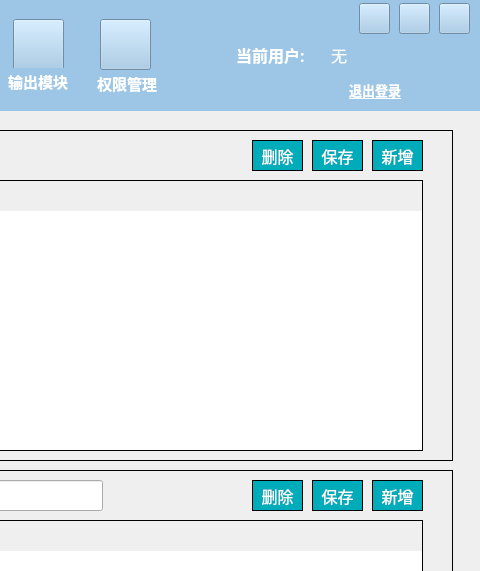
This is NoiseCalSoft/widget.ui in haobana/NoiCal as Qt 5 draws it before an edit; both pictures show x 911 to 1391 and y 0 to 571 of the 1391 by 801 pixel window. The edited form follows.
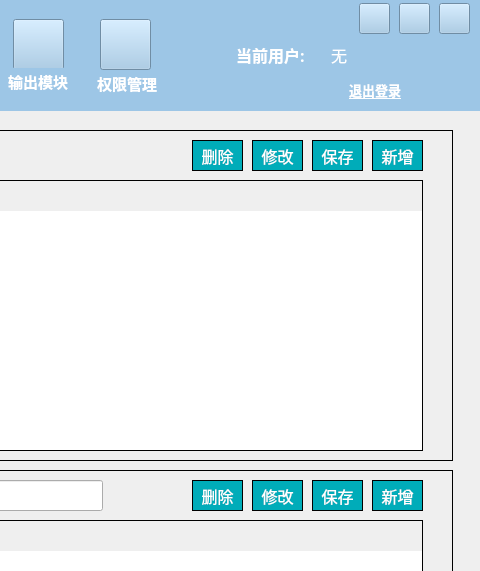
This is the edited form. Icons and pictures are not drawn.

Patch:
```diff
--- a/NoiseCalSoft/widget.ui
+++ b/NoiseCalSoft/widget.ui
@@ -1652,7 +1652,7 @@
      <widget class="QPushButton" name="pushButton_noi_limit_del">
       <property name="geometry">
        <rect>
-        <x>450</x>
+        <x>390</x>
         <y>10</y>
         <width>51</width>
         <height>31</height>
@@ -1754,6 +1754,41 @@
        <string>保存</string>
       </property>
      </widget>
+     <widget class="QPushButton" name="pushButton_noi_limit_revise">
+      <property name="geometry">
+       <rect>
+        <x>450</x>
+        <y>10</y>
+        <width>51</width>
+        <height>31</height>
+       </rect>
+      </property>
+      <property name="font">
+       <font>
+        <family>黑体</family>
+        <pointsize>12</pointsize>
+       </font>
+      </property>
+      <property name="styleSheet">
+       <string notr="true">QPushButton
+{
+        color:#ffffff; /*文字颜色*/
+    background-color: #00ACB9;/*背景色*/
+    border-radius:0px; /*边框倒角*/
+        border: 1px solid #000000;
+}
+
+
+QPushButton:hover
+{
+background-color: rgb(0,142,153);
+color: white;
+}</string>
+      </property>
+      <property name="text">
+       <string>修改</string>
+      </property>
+     </widget>
     </widget>
     <widget class="QWidget" name="widget_drawing_list_table" native="true">
      <property name="geometry">
@@ -1861,7 +1896,7 @@
      <widget class="QPushButton" name="pushButton_drawing_list_del">
       <property name="geometry">
        <rect>
-        <x>450</x>
+        <x>390</x>
         <y>10</y>
         <width>51</width>
         <height>31</height>
@@ -1963,6 +1998,41 @@
        <string>保存</string>
       </property>
      </widget>
+     <widget class="QPushButton" name="pushButton_drawing_list_revise">
+      <property name="geometry">
+       <rect>
+        <x>450</x>
+        <y>10</y>
+        <width>51</width>
+        <height>31</height>
+       </rect>
+      </property>
+      <property name="font">
+       <font>
+        <family>黑体</family>
+        <pointsize>12</pointsize>
+       </font>
+      </property>
+      <property name="styleSheet">
+       <string notr="true">QPushButton
+{
+        color:#ffffff; /*文字颜色*/
+    background-color: #00ACB9;/*背景色*/
+    border-radius:0px; /*边框倒角*/
+        border: 1px solid #000000;
+}
+
+
+QPushButton:hover
+{
+background-color: rgb(0,142,153);
+color: white;
+}</string>
+      </property>
+      <property name="text">
+       <string>修改</string>
+      </property>
+     </widget>
     </widget>
    </widget>
    <widget class="QWidget" name="page_fan"/>
```
